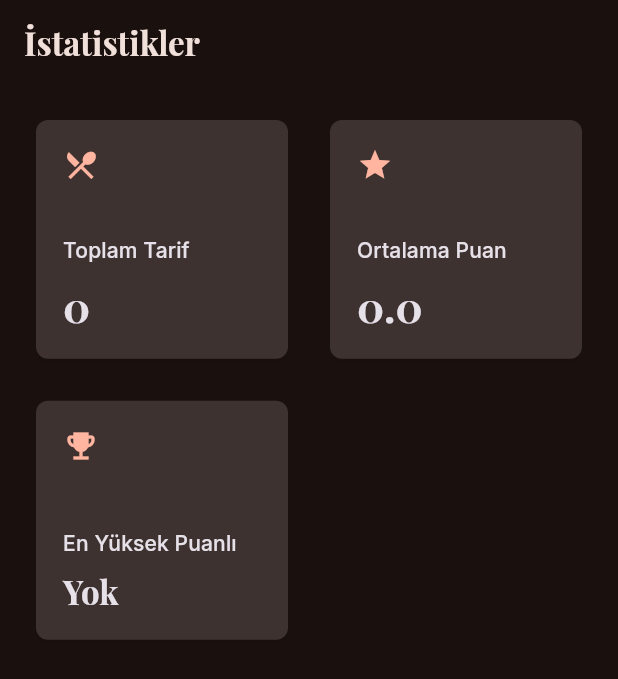
After one commit to eyp-code/Recipy, a Flutter app: the StatisticsScreen screen opened by its route, on a phone screen of 412 x 824 dp. The commit adds this screen. Shown: the top 679 px of the screen. Run offline on Flutter 3.47's test engine with Material 3 defaults, Android fonts, the phone set to English and light mode, and no system bars; our stand-ins replace file_picker, go_router, google_fonts, hive, hive_flutter, share_plus; accounts and stored records are empty.

Commit message:
feat: enable recipe editing from detail screen and pre-fill form data (Phase 13 complete)

```diff
--- a/lib/core/router.dart
+++ b/lib/core/router.dart
@@ -1,9 +1,11 @@
 import 'package:flutter/material.dart';
 import 'package:go_router/go_router.dart';
 
+import '../data/models/recipe.dart';
 import '../ui/screens/add_recipe_screen.dart';
 import '../ui/screens/home_screen.dart';
 import '../ui/screens/recipe_detail_screen.dart';
+import '../ui/screens/statistics_screen.dart';
 
 final GoRouter router = GoRouter(
   routes: <RouteBase>[
@@ -16,7 +18,11 @@ final GoRouter router = GoRouter(
     GoRoute(
       path: '/add-recipe',
       builder: (BuildContext context, GoRouterState state) {
-        return const AddRecipeScreen();
+        final Object? extra = state.extra;
+
+        return AddRecipeScreen(
+          initialRecipe: extra is Recipe ? extra : null,
+        );
       },
     ),
     GoRoute(
@@ -27,5 +33,11 @@ final GoRouter router = GoRouter(
         );
       },
     ),
+    GoRoute(
+      path: '/statistics',
+      builder: (BuildContext context, GoRouterState state) {
+        return const StatisticsScreen();
+      },
+    ),
   ],
 );
--- a/lib/ui/screens/home_screen.dart
+++ b/lib/ui/screens/home_screen.dart
@@ -66,6 +66,11 @@ class _HomeScreenState extends State<HomeScreen> {
                     ),
                   ];
                 },
+              ),
+              IconButton(
+                tooltip: 'İstatistikler',
+                icon: const Icon(Icons.insights),
+                onPressed: () => context.push('/statistics'),
               ),
               IconButton(
                 tooltip: 'Dışa aktar',
--- a/lib/ui/screens/recipe_detail_screen.dart
+++ b/lib/ui/screens/recipe_detail_screen.dart
@@ -45,7 +45,7 @@ class _RecipeDetailScreenState extends State<RecipeDetailScreen> {
               IconButton(
                 tooltip: 'Düzenle',
                 icon: const Icon(Icons.edit),
-                onPressed: null,
+                onPressed: () => context.push('/add-recipe', extra: recipe),
               ),
               IconButton(
                 tooltip: 'Sil',
--- /dev/null
+++ b/lib/ui/screens/statistics_screen.dart
@@ -0,0 +1,95 @@
+import 'package:flutter/material.dart';
+
+import '../../data/models/recipe.dart';
+import '../../main.dart';
+import '../../viewmodels/recipe_viewmodel.dart';
+
+class StatisticsScreen extends StatelessWidget {
+  const StatisticsScreen({super.key});
+
+  @override
+  Widget build(BuildContext context) {
+    final RecipeViewModel viewModel = RecipeViewModelScope.of(context);
+
+    return ListenableBuilder(
+      listenable: viewModel,
+      builder: (BuildContext context, Widget? child) {
+        final Recipe? highestRatedRecipe = viewModel.highestRatedRecipe;
+
+        return Scaffold(
+          appBar: AppBar(title: const Text('İstatistikler')),
+          body: Padding(
+            padding: const EdgeInsets.all(16),
+            child: GridView.count(
+              crossAxisCount: 2,
+              mainAxisSpacing: 12,
+              crossAxisSpacing: 12,
+              childAspectRatio: 1.05,
+              children: <Widget>[
+                _MetricCard(
+                  icon: Icons.restaurant_menu,
+                  title: 'Toplam Tarif',
+                  value: viewModel.totalRecipeCount.toString(),
+                ),
+                _MetricCard(
+                  icon: Icons.star,
+                  title: 'Ortalama Puan',
+                  value: viewModel.averageRating.toStringAsFixed(1),
+                ),
+                _MetricCard(
+                  icon: Icons.emoji_events,
+                  title: 'En Yüksek Puanlı',
+                  value: highestRatedRecipe?.title ?? 'Yok',
+                  compactValue: true,
+                ),
+              ],
+            ),
+          ),
+        );
+      },
+    );
+  }
+}
+
+class _MetricCard extends StatelessWidget {
+  const _MetricCard({
+    required this.icon,
+    required this.title,
+    required this.value,
+    this.compactValue = false,
+  });
+
+  final IconData icon;
+  final String title;
+  final String value;
+  final bool compactValue;
+
+  @override
+  Widget build(BuildContext context) {
+    final ColorScheme colorScheme = Theme.of(context).colorScheme;
+
+    return Card(
+      child: Padding(
+        padding: const EdgeInsets.all(18),
+        child: Column(
+          crossAxisAlignment: CrossAxisAlignment.start,
+          children: <Widget>[
+            Icon(icon, color: colorScheme.primary),
+            const Spacer(),
+            Text(title, style: Theme.of(context).textTheme.labelLarge),
+            const SizedBox(height: 8),
+            Text(
+              value,
+              maxLines: compactValue ? 2 : 1,
+              overflow: TextOverflow.ellipsis,
+              style: (compactValue
+                      ? Theme.of(context).textTheme.titleLarge
+                      : Theme.of(context).textTheme.headlineMedium)
+                  ?.copyWith(fontWeight: FontWeight.w700),
+            ),
+          ],
+        ),
+      ),
+    );
+  }
+}
--- a/lib/viewmodels/recipe_viewmodel.dart
+++ b/lib/viewmodels/recipe_viewmodel.dart
@@ -7,6 +7,7 @@ import '../data/repositories/recipe_repository.dart';
 class RecipeViewModel extends ChangeNotifier {
   final RecipeRepository _repository;
 
+  List<Recipe> _allRecipes = <Recipe>[];
   List<Recipe> _recipes = <Recipe>[];
   Recipe? _randomRecipe;
   String _selectedCategory = 'Tümü';
@@ -22,7 +23,36 @@ class RecipeViewModel extends ChangeNotifier {
 
   RecipeSortOption get sortOption => _sortOption;
 
+  int get totalRecipeCount => _allRecipes.length;
+
+  Recipe? get highestRatedRecipe {
+    if (_allRecipes.isEmpty) {
+      return null;
+    }
+
+    final List<Recipe> sortedRecipes = List<Recipe>.of(_allRecipes)
+      ..sort((Recipe first, Recipe second) {
+        return second.rating.compareTo(first.rating);
+      });
+
+    return sortedRecipes.first;
+  }
+
+  double get averageRating {
+    if (_allRecipes.isEmpty) {
+      return 0;
+    }
+
+    final double totalRating = _allRecipes.fold<double>(
+      0,
+      (double total, Recipe recipe) => total + recipe.rating,
+    );
+
+    return totalRating / _allRecipes.length;
+  }
+
   void loadRecipes() {
+    _allRecipes = _repository.getAllRecipes();
     _recipes = _repository.getRecipes(
       category: _selectedCategory,
       sortOption: _sortOption,
```
Also changed, not shown: lib/ui/screens/add_recipe_screen.dart (+57 -5 lines), 1 other file.
